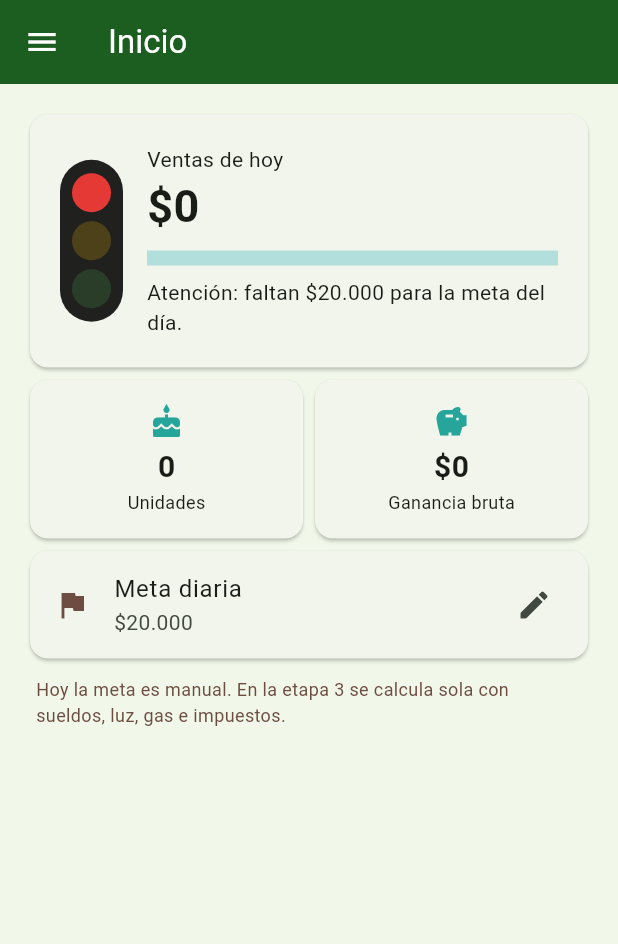
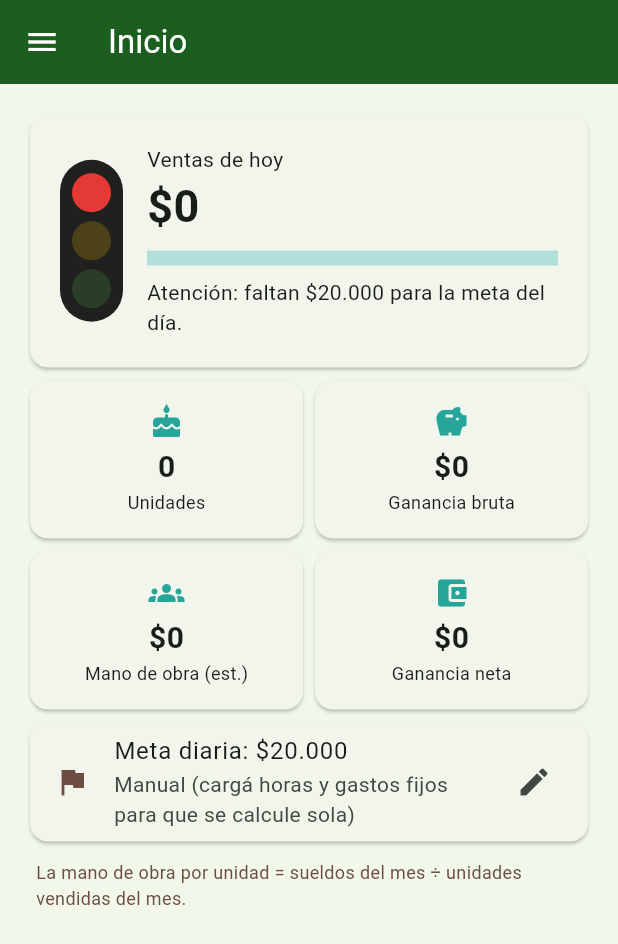
Before and after one commit to hellomotosmart75-lab/LaRanitaGestion, a Flutter app: the screen it shows after launch, on a phone screen of 412 x 824 dp. Shown: the top 944 px of the screen. Run offline on Flutter 3.47's test engine with Material 3 defaults, Android fonts, the phone set to English and light mode, and no system bars; our stand-ins replace sqflite; missing offline and left inert: mobile_scanner; accounts and stored records are empty.

Commit message:
Update inicio_page.dart

```diff
--- a/lib/pages/inicio_page.dart
+++ b/lib/pages/inicio_page.dart
@@ -1,5 +1,7 @@
 import 'package:flutter/material.dart';
 import '../db/database.dart';
+import '../db/db_gestion.dart';
+import '../db/db_stock.dart';
 import '../theme.dart';
 import '../utils.dart';
 
@@ -10,7 +12,9 @@ class InicioPage extends StatefulWidget {
 }
 
 class _InicioPageState extends State<InicioPage> {
-  double ventas = 0, costo = 0, meta = 20000;
+  double ventas = 0, costo = 0, metaManual = 20000, moUnidad = 0;
+  double meta = 20000, costoDia = 0, margen = 0;
+  bool auto = true, autoActiva = false;
   int unidades = 0;
 
   @override
@@ -22,35 +26,60 @@ class _InicioPageState extends State<InicioPage> {
   Future<void> cargar() async {
     final r = await Db.resumenDia(hoy());
     final m = await Db.getConfig('meta_diaria', '20000');
+    final a = await Db.getConfig('meta_auto', '1');
+    final info = await DbGestion.metaAutomatica();
+    final mo = await DbGestion.manoDeObraPorUnidad();
     if (!mounted) return;
     setState(() {
       ventas = r['total']!;
       costo = r['costo']!;
       unidades = r['unidades']!.round();
-      meta = double.tryParse(m) ?? 20000;
+      metaManual = double.tryParse(m) ?? 20000;
+      auto = a == '1';
+      autoActiva = auto && info['meta']! > 0;
+      meta = autoActiva ? info['meta']! : metaManual;
+      costoDia = info['costoDia']!;
+      margen = info['margen']!;
+      moUnidad = mo;
     });
   }
 
   Future<void> editarMeta() async {
-    final ctl = TextEditingController(text: meta.round().toString());
+    bool autoTmp = auto;
+    final ctl = TextEditingController(text: metaManual.round().toString());
     final ok = await showDialog<bool>(
       context: context,
-      builder: (c) => AlertDialog(
+      builder: (c) => StatefulBuilder(
+        builder: (c, setD) => AlertDialog(
           title: const Text('Meta diaria de ventas'),
-        content: TextField(
+          content: Column(
+            mainAxisSize: MainAxisSize.min,
+            children: [
+              SwitchListTile(
+                contentPadding: EdgeInsets.zero,
+                title: const Text('Calcular sola'),
+                subtitle: const Text('Con sueldos y gastos fijos'),
+                value: autoTmp,
+                onChanged: (v) => setD(() => autoTmp = v),
+              ),
+              TextField(
                 controller: ctl,
+                enabled: !autoTmp,
                 keyboardType: TextInputType.number,
-          decoration: const InputDecoration(
-              labelText: 'Monto que cubre tus costos del día', prefixText: '\$ '),
+                decoration: const InputDecoration(labelText: 'Meta manual', prefixText: '\$ '),
+              ),
+            ],
           ),
           actions: [
             TextButton(onPressed: () => Navigator.pop(c, false), child: const Text('Cancelar')),
             FilledButton(onPressed: () => Navigator.pop(c, true), child: const Text('Guardar')),
           ],
         ),
+      ),
     );
     if (ok == true) {
-      await Db.setConfig('meta_diaria', ctl.text.trim());
+      await Db.setConfig('meta_auto', autoTmp ? '1' : '0');
+      await Db.setConfig('meta_diaria', numTxt(aNum(ctl.text)));
       cargar();
     }
   }
@@ -66,6 +95,15 @@ class _InicioPageState extends State<InicioPage> {
         : (nivel == 1
             ? 'Vas bien: faltan ${pesos(meta - ventas)} para cubrir costos.'
             : 'Atención: faltan ${pesos(meta - ventas)} para la meta del día.');
+
+    final double manoObra = unidades * moUnidad;
+    final double neta = ventas - costo - manoObra;
+
+    final String detalleMeta = autoActiva
+        ? 'Automática · costos fijos y sueldos ${pesos(costoDia)}/día ÷ margen ${(margen * 100).round()}%'
+        : (auto
+            ? 'Manual (cargá horas y gastos fijos para que se calcule sola)'
+            : 'Manual');
 
     return RefreshIndicator(
       onRefresh: cargar,
@@ -108,11 +146,17 @@ class _InicioPageState extends State<InicioPage> {
               Expanded(child: _Dato('Ganancia bruta', pesos(ventas - costo), Icons.savings)),
             ],
           ),
+          Row(
+            children: [
+              Expanded(child: _Dato('Mano de obra (est.)', pesos(manoObra), Icons.groups)),
+              Expanded(child: _Dato('Ganancia neta', pesos(neta), Icons.account_balance_wallet)),
+            ],
+          ),
           Card(
             child: ListTile(
               leading: const Icon(Icons.flag, color: Estanque.barro),
-              title: const Text('Meta diaria'),
-              subtitle: Text(pesos(meta)),
+              title: Text('Meta diaria: ${pesos(meta)}'),
+              subtitle: Text(detalleMeta),
               trailing: const Icon(Icons.edit),
               onTap: editarMeta,
             ),
@@ -120,7 +164,7 @@ class _InicioPageState extends State<InicioPage> {
           const Padding(
             padding: EdgeInsets.all(8),
             child: Text(
-              'Hoy la meta es manual. En la etapa 3 se calcula sola con sueldos, luz, gas e impuestos.',
+              'La mano de obra por unidad = sueldos del mes ÷ unidades vendidas del mes.',
               style: TextStyle(fontSize: 12, color: Estanque.barro),
             ),
           ),
```
Lines whose indentation alone changed are shown as unchanged.
